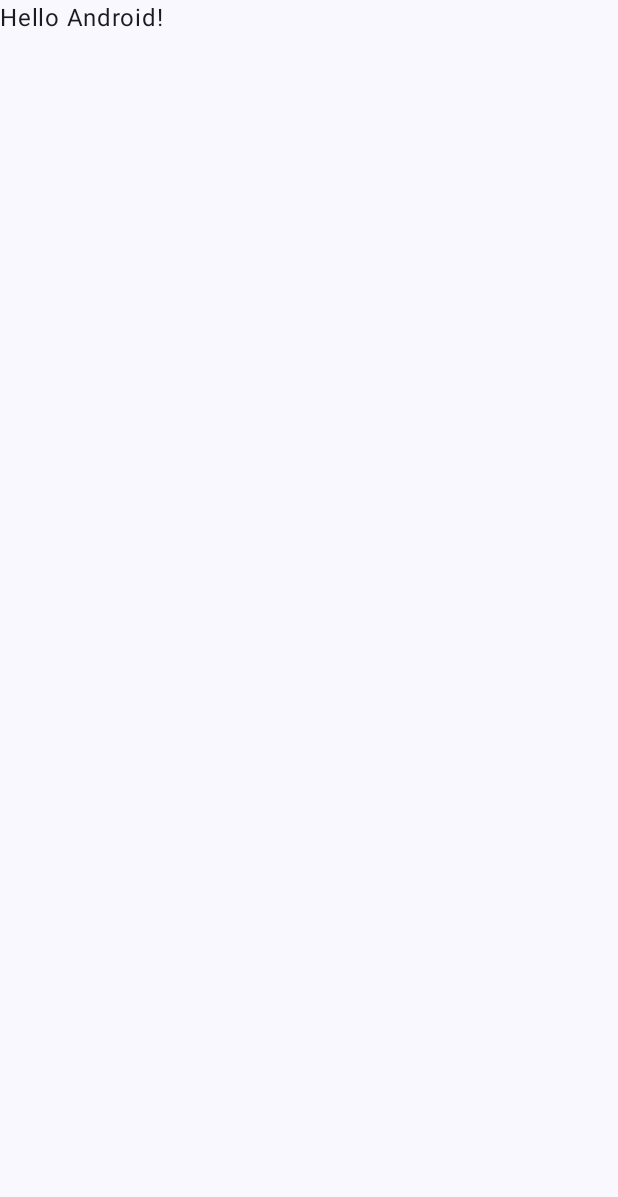
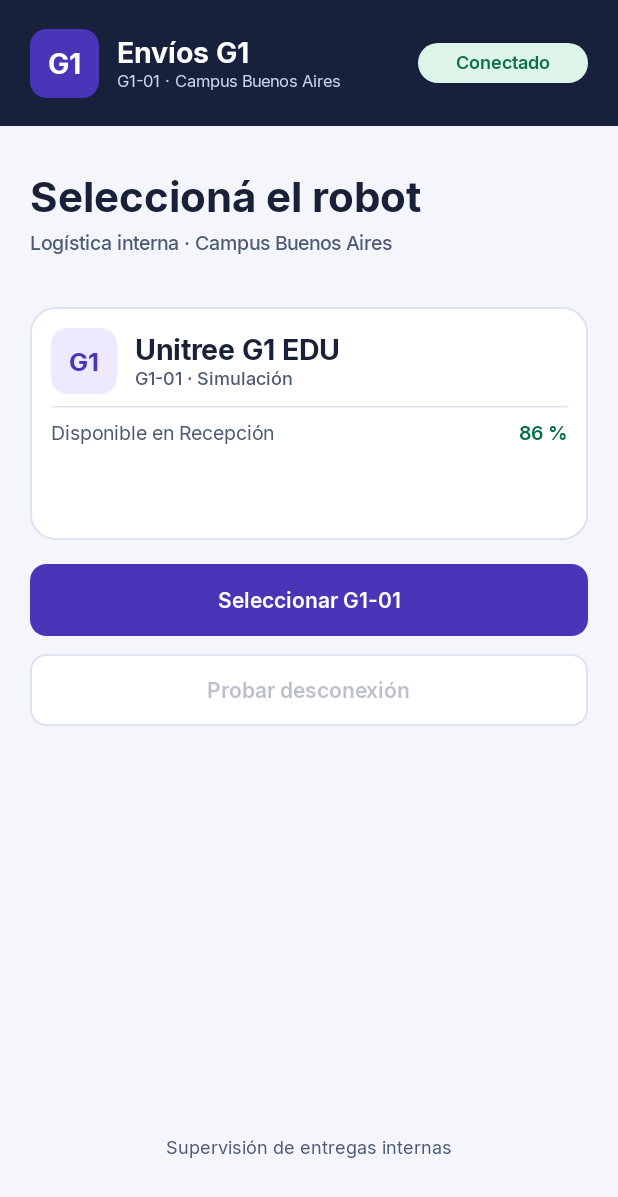
Before and after one commit to cuervada/envios-g1-hmi, an Android app built with Jetpack Compose: the screen it shows after launch (MainActivity), on a phone screen of 412 x 824 dp. Before the commit the part shown is almost empty. Shown: the top 1197 px of the screen. Run offline under Robolectric (Android 15) with nearby library versions, the phone set to English and light mode, and no system bars.

Commit message:
Agregué selección del robot y navegación principal

```diff
--- a/app/src/main/java/edu/uade/enviosg1/MainActivity.kt
+++ b/app/src/main/java/edu/uade/enviosg1/MainActivity.kt
@@ -1,47 +1,28 @@
 package edu.uade.enviosg1
 
+import android.graphics.Color
 import android.os.Bundle
 import androidx.activity.ComponentActivity
+import androidx.activity.SystemBarStyle
 import androidx.activity.compose.setContent
 import androidx.activity.enableEdgeToEdge
-import androidx.compose.foundation.layout.fillMaxSize
-import androidx.compose.foundation.layout.padding
-import androidx.compose.material3.Scaffold
-import androidx.compose.material3.Text
-import androidx.compose.runtime.Composable
-import androidx.compose.ui.Modifier
-import androidx.compose.ui.tooling.preview.Preview
+import edu.uade.enviosg1.ui.EnviosG1App
 import edu.uade.enviosg1.ui.theme.EnviosG1Theme
 
 class MainActivity : ComponentActivity() {
     override fun onCreate(savedInstanceState: Bundle?) {
         super.onCreate(savedInstanceState)
-        enableEdgeToEdge()
+        enableEdgeToEdge(
+            statusBarStyle = SystemBarStyle.dark(Color.TRANSPARENT),
+            navigationBarStyle = SystemBarStyle.light(
+                Color.TRANSPARENT,
+                Color.BLACK
+            )
+        )
         setContent {
             EnviosG1Theme {
-                Scaffold(modifier = Modifier.fillMaxSize()) { innerPadding ->
-                    Greeting(
-                        name = "Android",
-                        modifier = Modifier.padding(innerPadding)
-                    )
-                }
+                EnviosG1App()
             }
         }
     }
 }
-
-@Composable
-fun Greeting(name: String, modifier: Modifier = Modifier) {
-    Text(
-        text = "Hello $name!",
-        modifier = modifier
-    )
-}
-
-@Preview(showBackground = true)
-@Composable
-fun GreetingPreview() {
-    EnviosG1Theme {
-        Greeting("Android")
-    }
-}
--- /dev/null
+++ b/app/src/main/java/edu/uade/enviosg1/ui/EnviosG1App.kt
@@ -0,0 +1,420 @@
+package edu.uade.enviosg1.ui
+
+import androidx.activity.compose.BackHandler
+import androidx.compose.foundation.BorderStroke
+import androidx.compose.foundation.background
+import androidx.compose.foundation.layout.Arrangement
+import androidx.compose.foundation.layout.Box
+import androidx.compose.foundation.layout.Column
+import androidx.compose.foundation.layout.ColumnScope
+import androidx.compose.foundation.layout.Row
+import androidx.compose.foundation.layout.consumeWindowInsets
+import androidx.compose.foundation.layout.fillMaxSize
+import androidx.compose.foundation.layout.fillMaxWidth
+import androidx.compose.foundation.layout.height
+import androidx.compose.foundation.layout.heightIn
+import androidx.compose.foundation.layout.navigationBarsPadding
+import androidx.compose.foundation.layout.padding
+import androidx.compose.foundation.layout.size
+import androidx.compose.foundation.layout.statusBarsPadding
+import androidx.compose.foundation.layout.width
+import androidx.compose.foundation.layout.widthIn
+import androidx.compose.foundation.rememberScrollState
+import androidx.compose.foundation.selection.selectable
+import androidx.compose.foundation.selection.selectableGroup
+import androidx.compose.foundation.shape.RoundedCornerShape
+import androidx.compose.foundation.verticalScroll
+import androidx.compose.material3.Button
+import androidx.compose.material3.ButtonDefaults
+import androidx.compose.material3.HorizontalDivider
+import androidx.compose.material3.MaterialTheme
+import androidx.compose.material3.OutlinedButton
+import androidx.compose.material3.Scaffold
+import androidx.compose.material3.Surface
+import androidx.compose.material3.Text
+import androidx.compose.runtime.Composable
+import androidx.compose.runtime.getValue
+import androidx.compose.runtime.key
+import androidx.compose.runtime.mutableStateOf
+import androidx.compose.runtime.saveable.rememberSaveable
+import androidx.compose.runtime.setValue
+import androidx.compose.ui.Alignment
+import androidx.compose.ui.Modifier
+import androidx.compose.ui.draw.clip
+import androidx.compose.ui.graphics.Color
+import androidx.compose.ui.semantics.Role
+import androidx.compose.ui.text.font.FontWeight
+import androidx.compose.ui.text.style.TextAlign
+import androidx.compose.ui.unit.dp
+import androidx.compose.ui.unit.sp
+
+private enum class Pantalla(val etiqueta: String) {
+    Seleccion("Seleccioná el robot"),
+    Panel("Panel"),
+    Misiones("Misiones"),
+    Alertas("Alertas"),
+    Historial("Historial")
+}
+
+private val pestanas = listOf(Pantalla.Panel, Pantalla.Misiones, Pantalla.Alertas, Pantalla.Historial)
+private val colorEncabezado = Color(0xFF18213B)
+private val textoEncabezadoSecundario = Color(0xFFCBD4F2)
+private val botonForma = RoundedCornerShape(11.dp)
+private const val BASE = "Recepción · Planta baja"
+private const val BATERIA_INICIAL = "86 %"
+
+private enum class TipoAviso(val fondo: Color, val texto: Color) {
+    Positivo(Color(0xFFDFF4E9), Color(0xFF08704A)),
+    Advertencia(Color(0xFFFFF0CA), Color(0xFF765000))
+}
+
+@Composable
+fun EnviosG1App() {
+    var pantalla by rememberSaveable { mutableStateOf(Pantalla.Seleccion) }
+
+    BackHandler(enabled = pantalla != Pantalla.Seleccion) {
+        pantalla = if (pantalla == Pantalla.Panel) Pantalla.Seleccion else Pantalla.Panel
+    }
+
+    Scaffold(
+        topBar = { Encabezado() },
+        bottomBar = {
+            if (pantalla == Pantalla.Seleccion) {
+                PieSeleccion()
+            } else {
+                NavegacionInferior(pantalla) { pantalla = it }
+            }
+        },
+        containerColor = MaterialTheme.colorScheme.background
+    ) { espacioBarras ->
+        key(pantalla) {
+            Column(
+                modifier = Modifier
+                    .fillMaxSize()
+                    .padding(espacioBarras)
+                    .consumeWindowInsets(espacioBarras)
+                    .verticalScroll(rememberScrollState())
+                    .padding(horizontal = 20.dp)
+                    .padding(top = if (pantalla == Pantalla.Seleccion) 30.dp else 22.dp, bottom = 20.dp),
+                verticalArrangement = Arrangement.spacedBy(16.dp)
+            ) {
+                when (pantalla) {
+                    Pantalla.Seleccion -> SeleccionRobot { pantalla = Pantalla.Panel }
+                    Pantalla.Panel -> Panel { pantalla = Pantalla.Misiones }
+                    Pantalla.Misiones -> Misiones()
+                    Pantalla.Alertas -> Alertas { pantalla = Pantalla.Panel }
+                    Pantalla.Historial -> Historial { pantalla = Pantalla.Panel }
+                }
+            }
+        }
+    }
+}
+
+@Composable
+private fun Encabezado() {
+    val conectado = TipoAviso.Positivo
+    Surface(color = colorEncabezado, contentColor = Color.White) {
+        Row(
+            modifier = Modifier
+                .fillMaxWidth()
+                .statusBarsPadding()
+                .heightIn(min = 84.dp)
+                .padding(horizontal = 20.dp, vertical = 10.dp),
+            horizontalArrangement = Arrangement.spacedBy(12.dp),
+            verticalAlignment = Alignment.CenterVertically
+        ) {
+            MarcaG1(destacada = true)
+            Column(Modifier.weight(1f)) {
+                Text("Envíos G1", fontSize = 19.sp, lineHeight = 24.sp, fontWeight = FontWeight.Bold)
+                Text("G1-01 · Campus Buenos Aires", color = textoEncabezadoSecundario, fontSize = 11.sp, lineHeight = 14.sp)
+            }
+            Surface(color = conectado.fondo, contentColor = conectado.texto, shape = RoundedCornerShape(14.dp)) {
+                Text(
+                    "Conectado",
+                    modifier = Modifier.widthIn(min = 113.dp).padding(horizontal = 10.dp, vertical = 5.dp),
+                    textAlign = TextAlign.Center,
+                    fontSize = 12.sp,
+                    lineHeight = 16.sp,
+                    fontWeight = FontWeight.SemiBold
+                )
+            }
+        }
+    }
+}
+
+@Composable
+private fun MarcaG1(destacada: Boolean = false) {
+    val colores = MaterialTheme.colorScheme
+    Box(
+        modifier = Modifier
+            .size(if (destacada) 46.dp else 44.dp)
+            .background(
+                color = if (destacada) colores.primary else colores.primaryContainer,
+                shape = RoundedCornerShape(11.dp)
+            ),
+        contentAlignment = Alignment.Center
+    ) {
+        Text(
+            "G1",
+            color = if (destacada) colores.onPrimary else colores.onPrimaryContainer,
+            fontWeight = FontWeight.Bold,
+            fontSize = if (destacada) 19.sp else 17.sp
+        )
+    }
+}
+
+@Composable
+private fun PieSeleccion() {
+    Text(
+        "Supervisión de entregas internas",
+        modifier = Modifier
+            .fillMaxWidth()
+            .navigationBarsPadding()
+            .padding(top = 8.dp, bottom = 48.dp),
+        color = MaterialTheme.colorScheme.onSurfaceVariant,
+        textAlign = TextAlign.Center,
+        fontSize = 12.sp
+    )
+}
+
+@Composable
+private fun NavegacionInferior(actual: Pantalla, alSeleccionar: (Pantalla) -> Unit) {
+    val colores = MaterialTheme.colorScheme
+    Surface(color = colores.surface) {
+        Column(Modifier.navigationBarsPadding()) {
+            HorizontalDivider(color = colores.outlineVariant)
+            Row(
+                Modifier
+                    .fillMaxWidth()
+                    .selectableGroup()
+                    .padding(horizontal = 1.dp, vertical = 5.dp)
+            ) {
+                pestanas.forEach { pestana ->
+                    val seleccionada = pestana == actual
+                    val fondo = if (seleccionada) colores.primaryContainer else colores.surface
+                    val texto = if (seleccionada) colores.primary else colores.onSurfaceVariant
+                    val indicador = if (seleccionada) colores.primary else colores.outlineVariant
+                    Column(
+                        modifier = Modifier
+                            .weight(1f)
+                            .heightIn(min = 63.dp)
+                            .clip(RoundedCornerShape(10.dp))
+                            .background(fondo)
+                            .selectable(
+                                selected = seleccionada,
+                                role = Role.Tab,
+                                onClick = { alSeleccionar(pestana) }
+                            )
+                            .padding(vertical = 9.dp, horizontal = 2.dp),
+                        horizontalAlignment = Alignment.CenterHorizontally,
+                        verticalArrangement = Arrangement.spacedBy(8.dp, Alignment.Top)
+                    ) {
+                        Box(
+                            Modifier
+                                .width(22.dp)
+                                .height(3.dp)
+                                .background(indicador, RoundedCornerShape(2.dp))
+                        )
+                        Text(
+                            pestana.etiqueta,
+                            color = texto,
+                            fontSize = 12.sp,
+                            lineHeight = 16.sp,
+                            fontWeight = if (seleccionada) FontWeight.Bold else FontWeight.Medium,
+                            textAlign = TextAlign.Center
+                        )
+                    }
+                }
+            }
+        }
+    }
+}
+
+@Composable
+private fun SeleccionRobot(alSeleccionar: () -> Unit) {
+    TituloPantalla(Pantalla.Seleccion.etiqueta, "Logística interna · Campus Buenos Aires")
+    Tarjeta(modifier = Modifier.padding(top = 18.dp), altoMinimo = 155) {
+        Row(verticalAlignment = Alignment.CenterVertically, horizontalArrangement = Arrangement.spacedBy(12.dp)) {
+            MarcaG1()
+            Column {
+                Text("Unitree G1 EDU", fontSize = 19.sp, fontWeight = FontWeight.Bold)
+                TextoSecundario("G1-01 · Simulación", 12)
+            }
+        }
+        HorizontalDivider(color = MaterialTheme.colorScheme.outlineVariant)
+        FilaDatos("Disponible en Recepción", BATERIA_INICIAL, TipoAviso.Positivo.texto)
+    }
+    Column(verticalArrangement = Arrangement.spacedBy(12.dp)) {
+        BotonPrincipal("Seleccionar G1-01", alSeleccionar)
+        BotonSecundario("Probar desconexión", enabled = false)
+    }
+}
+
+@Composable
+private fun Panel(alPrepararEntrega: () -> Unit) {
+    TituloPantalla("Panel de supervisión", BASE)
+    Tarjeta(altoMinimo = 113) {
+        Column(verticalArrangement = Arrangement.spacedBy(3.dp)) {
+            TextoSecundario("Estado operativo", 12)
+            Text("Disponible", fontSize = 21.sp, fontWeight = FontWeight.Bold)
+        }
+        HorizontalDivider(color = MaterialTheme.colorScheme.outlineVariant)
+        FilaDatos(BASE, "$BATERIA_INICIAL batería")
+    }
+    Tarjeta {
+        FilaDatos("Compartimento", "Cerrado y trabado")
+        HorizontalDivider(color = MaterialTheme.colorScheme.outlineVariant)
+        FilaDatos("Carga", "Sin carga")
+        HorizontalDivider(color = MaterialTheme.colorScheme.outlineVariant)
+        FilaDatos("Última actualización", "14:02:10")
+    }
+    Aviso("Disponible", "Prepará una entrega para enviar un paquete.", TipoAviso.Positivo)
+    Column(verticalArrangement = Arrangement.spacedBy(8.dp)) {
+        BotonPrincipal("Preparar entrega", alPrepararEntrega)
+        BotonSecundario("Ver telemetría", enabled = false)
+    }
+}
+
+@Composable
+private fun Misiones() {
+    TituloPantalla("Elegí un destino", "Nueva misión · Desde Recepción")
+    Tarjeta(altoMinimo = 119) {
+        Text("Oficina 204", fontSize = 19.sp, fontWeight = FontWeight.Bold)
+        TextoSecundario("Piso 2 · Pasillo B")
+        Text("Ruta disponible", color = TipoAviso.Positivo.texto, fontSize = 12.sp, fontWeight = FontWeight.SemiBold)
+    }
+    BotonPrincipal("Elegir Oficina 204", onClick = {}, enabled = false)
+}
+
+@Composable
+private fun Alertas(alVolver: () -> Unit) {
+    TituloPantalla("Alertas", "G1-01 · Estado e incidencias")
+    Aviso("Sin alertas activas", "El enlace y el compartimento funcionan correctamente.", TipoAviso.Positivo)
+    BotonSecundario("Volver al panel", alVolver)
+}
+
+@Composable
+private fun Historial(alVolver: () -> Unit) {
+    TituloPantalla("Historial", "Misiones y eventos registrados")
+    Aviso("G1-023 · Oficina 201", "No retirado · Regresó a Recepción a las 13:25.", TipoAviso.Advertencia)
+    BotonSecundario("Volver al panel", alVolver)
+}
+
+@Composable
+private fun TituloPantalla(titulo: String, bajada: String) {
+    Column(verticalArrangement = Arrangement.spacedBy(5.dp)) {
+        Text(
+            titulo,
+            color = MaterialTheme.colorScheme.onBackground,
+            style = MaterialTheme.typography.headlineMedium,
+            fontWeight = FontWeight.Bold
+        )
+        TextoSecundario(bajada)
+    }
+}
+
+@Composable
+private fun TextoSecundario(texto: String, tamano: Int = 13) {
+    Text(
+        texto,
+        color = MaterialTheme.colorScheme.onSurfaceVariant,
+        fontSize = tamano.sp,
+        lineHeight = (tamano + 4).sp,
+        fontWeight = FontWeight.Medium
+    )
+}
+
+@Composable
+private fun FilaDatos(etiqueta: String, valor: String, colorValor: Color = MaterialTheme.colorScheme.onSurface) {
+    Row(horizontalArrangement = Arrangement.spacedBy(8.dp)) {
+        Text(
+            etiqueta,
+            modifier = Modifier.weight(1f),
+            color = MaterialTheme.colorScheme.onSurfaceVariant,
+            fontSize = 13.sp,
+            lineHeight = 17.sp
+        )
+        Text(
+            valor,
+            modifier = Modifier.weight(1f),
+            color = colorValor,
+            fontSize = 13.sp,
+            lineHeight = 17.sp,
+            fontWeight = FontWeight.SemiBold,
+            textAlign = TextAlign.End
+        )
+    }
+}
+
+@Composable
+private fun Tarjeta(
+    modifier: Modifier = Modifier,
+    altoMinimo: Int = 0,
+    contenido: @Composable ColumnScope.() -> Unit
+) {
+    Surface(
+        modifier = modifier.fillMaxWidth().heightIn(min = altoMinimo.dp),
+        color = MaterialTheme.colorScheme.surface,
+        contentColor = MaterialTheme.colorScheme.onSurface,
+        shape = RoundedCornerShape(17.dp),
+        border = BorderStroke(1.dp, MaterialTheme.colorScheme.outlineVariant)
+    ) {
+        Column(Modifier.padding(14.dp), verticalArrangement = Arrangement.spacedBy(8.dp), content = contenido)
+    }
+}
+
+@Composable
+private fun Aviso(titulo: String, detalle: String, tipo: TipoAviso) {
+    Surface(
+        modifier = Modifier.fillMaxWidth().heightIn(min = 92.dp),
+        color = tipo.fondo,
+        contentColor = tipo.texto,
+        shape = RoundedCornerShape(13.dp)
+    ) {
+        Box {
+            Box(
+                Modifier
+                    .align(Alignment.CenterStart)
+                    .width(4.dp)
+                    .height(68.dp)
+                    .background(tipo.texto, RoundedCornerShape(2.dp))
+            )
+            Column(
+                modifier = Modifier.padding(horizontal = 14.dp, vertical = 12.dp),
+                verticalArrangement = Arrangement.spacedBy(4.dp)
+            ) {
+                Text(titulo, fontSize = 14.sp, lineHeight = 18.sp, fontWeight = FontWeight.Bold)
+                Text(detalle, fontSize = 12.sp, lineHeight = 16.sp)
+            }
+        }
+    }
+}
+
+@Composable
+private fun BotonPrincipal(texto: String, onClick: () -> Unit, enabled: Boolean = true) {
+    Button(
+        onClick = onClick,
+        modifier = Modifier.fillMaxWidth().heightIn(min = 48.dp),
+        enabled = enabled,
+        shape = botonForma
+    ) {
+        Text(texto, fontSize = 14.sp, fontWeight = FontWeight.SemiBold)
+    }
+}
+
+@Composable
+private fun BotonSecundario(texto: String, onClick: () -> Unit = {}, enabled: Boolean = true) {
+    OutlinedButton(
+        onClick = onClick,
+        modifier = Modifier.fillMaxWidth().heightIn(min = 48.dp),
+        enabled = enabled,
+        shape = botonForma,
+        colors = ButtonDefaults.outlinedButtonColors(
+            containerColor = MaterialTheme.colorScheme.surface,
+            disabledContainerColor = MaterialTheme.colorScheme.surface
+        ),
+        border = BorderStroke(1.dp, MaterialTheme.colorScheme.outlineVariant)
+    ) {
+        Text(texto, fontSize = 14.sp, fontWeight = FontWeight.SemiBold)
+    }
+}
--- a/app/src/main/java/edu/uade/enviosg1/ui/theme/Color.kt
+++ b/app/src/main/java/edu/uade/enviosg1/ui/theme/Color.kt
@@ -2,10 +2,9 @@ package edu.uade.enviosg1.ui.theme
 
 import androidx.compose.ui.graphics.Color
 
-val Purple80 = Color(0xFFD0BCFF)
-val PurpleGrey80 = Color(0xFFCCC2DC)
-val Pink80 = Color(0xFFEFB8C8)
-
-val Purple40 = Color(0xFF6650a4)
-val PurpleGrey40 = Color(0xFF625b71)
-val Pink40 = Color(0xFF7D5260)
+internal val Violeta = Color(0xFF4935B8)
+internal val VioletaClaro = Color(0xFFEEE9FF)
+internal val Fondo = Color(0xFFF4F6FB)
+internal val TextoPrincipal = Color(0xFF182138)
+internal val TextoSecundario = Color(0xFF4D5A74)
+internal val Borde = Color(0xFFDDE3EF)
--- a/app/src/main/java/edu/uade/enviosg1/ui/theme/Theme.kt
+++ b/app/src/main/java/edu/uade/enviosg1/ui/theme/Theme.kt
@@ -1,57 +1,27 @@
 package edu.uade.enviosg1.ui.theme
 
-import android.app.Activity
-import android.os.Build
-import androidx.compose.foundation.isSystemInDarkTheme
 import androidx.compose.material3.MaterialTheme
-import androidx.compose.material3.darkColorScheme
-import androidx.compose.material3.dynamicDarkColorScheme
-import androidx.compose.material3.dynamicLightColorScheme
 import androidx.compose.material3.lightColorScheme
 import androidx.compose.runtime.Composable
-import androidx.compose.ui.platform.LocalContext
+import androidx.compose.ui.graphics.Color
 
-private val DarkColorScheme = darkColorScheme(
-    primary = Purple80,
-    secondary = PurpleGrey80,
-    tertiary = Pink80
-)
-
-private val LightColorScheme = lightColorScheme(
-    primary = Purple40,
-    secondary = PurpleGrey40,
-    tertiary = Pink40
-
-    /* Other default colors to override
-    background = Color(0xFFFFFBFE),
-    surface = Color(0xFFFFFBFE),
+private val ColoresEnviosG1 = lightColorScheme(
+    primary = Violeta,
     onPrimary = Color.White,
-    onSecondary = Color.White,
-    onTertiary = Color.White,
-    onBackground = Color(0xFF1C1B1F),
-    onSurface = Color(0xFF1C1B1F),
-    */
+    primaryContainer = VioletaClaro,
+    onPrimaryContainer = Violeta,
+    background = Fondo,
+    onBackground = TextoPrincipal,
+    surface = Color.White,
+    onSurface = TextoPrincipal,
+    onSurfaceVariant = TextoSecundario,
+    outlineVariant = Borde
 )
 
 @Composable
-fun EnviosG1Theme(
-    darkTheme: Boolean = isSystemInDarkTheme(),
-    // Dynamic color is available on Android 12+
-    dynamicColor: Boolean = true,
-    content: @Composable () -> Unit
-) {
-    val colorScheme = when {
-        dynamicColor && Build.VERSION.SDK_INT >= Build.VERSION_CODES.S -> {
-            val context = LocalContext.current
-            if (darkTheme) dynamicDarkColorScheme(context) else dynamicLightColorScheme(context)
-        }
-
-        darkTheme -> DarkColorScheme
-        else -> LightColorScheme
-    }
-
+fun EnviosG1Theme(content: @Composable () -> Unit) {
     MaterialTheme(
-        colorScheme = colorScheme,
+        colorScheme = ColoresEnviosG1,
         typography = Typography,
         content = content
     )
--- a/app/src/main/java/edu/uade/enviosg1/ui/theme/Type.kt
+++ b/app/src/main/java/edu/uade/enviosg1/ui/theme/Type.kt
@@ -2,33 +2,31 @@ package edu.uade.enviosg1.ui.theme
 
 import androidx.compose.material3.Typography
 import androidx.compose.ui.text.TextStyle
+import androidx.compose.ui.text.font.Font
 import androidx.compose.ui.text.font.FontFamily
 import androidx.compose.ui.text.font.FontWeight
 import androidx.compose.ui.unit.sp
+import edu.uade.enviosg1.R
 
-// Set of Material typography styles to start with
+private val Inter = FontFamily(
+    Font(R.font.inter_regular, FontWeight.Normal),
+    Font(R.font.inter_medium, FontWeight.Medium),
+    Font(R.font.inter_semibold, FontWeight.SemiBold),
+    Font(R.font.inter_bold, FontWeight.Bold)
+)
+
 val Typography = Typography(
-    bodyLarge = TextStyle(
-        fontFamily = FontFamily.Default,
-        fontWeight = FontWeight.Normal,
-        fontSize = 16.sp,
-        lineHeight = 24.sp,
-        letterSpacing = 0.5.sp
+    bodyLarge = TextStyle(fontFamily = Inter, fontSize = 16.sp, lineHeight = 22.sp),
+    headlineMedium = TextStyle(
+        fontFamily = Inter,
+        fontWeight = FontWeight.Bold,
+        fontSize = 28.sp,
+        lineHeight = 36.sp
+    ),
+    labelLarge = TextStyle(
+        fontFamily = Inter,
+        fontWeight = FontWeight.SemiBold,
+        fontSize = 14.sp,
+        lineHeight = 18.sp
     )
-    /* Other default text styles to override
-    titleLarge = TextStyle(
-        fontFamily = FontFamily.Default,
-        fontWeight = FontWeight.Normal,
-        fontSize = 22.sp,
-        lineHeight = 28.sp,
-        letterSpacing = 0.sp
-    ),
-    labelSmall = TextStyle(
-        fontFamily = FontFamily.Default,
-        fontWeight = FontWeight.Medium,
-        fontSize = 11.sp,
-        lineHeight = 16.sp,
-        letterSpacing = 0.5.sp
-    )
-    */
 )
```
Also changed, not shown: app/src/main/assets/licenses/inter.txt (added, +82 -0 lines), app/src/main/res/font/inter_bold.ttf (added), app/src/main/res/font/inter_medium.ttf (added), app/src/main/res/font/inter_regular.ttf (added), app/src/main/res/font/inter_semibold.ttf (added).
